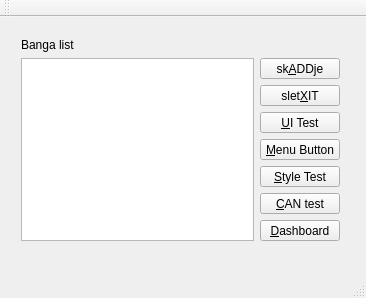
First picture: the form in Lola/Lola/TUIcomotive.ui, repository Petzep/EM-04, before the edit.
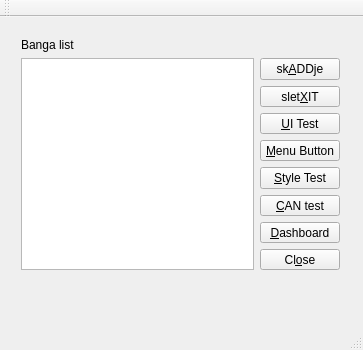
Second picture: the form after the edit.

```diff
--- a/Lola/Lola/TUIcomotive.ui
+++ b/Lola/Lola/TUIcomotive.ui
@@ -6,8 +6,8 @@
    <rect>
     <x>0</x>
     <y>0</y>
-    <width>366</width>
-    <height>298</height>
+    <width>363</width>
+    <height>350</height>
    </rect>
   </property>
   <property name="contextMenuPolicy">
@@ -23,7 +23,7 @@
       <x>10</x>
       <y>10</y>
       <width>341</width>
-      <height>245</height>
+      <height>274</height>
      </rect>
     </property>
     <layout class="QGridLayout" name="gridLayout">
@@ -92,6 +92,13 @@
          </property>
         </widget>
        </item>
+       <item>
+        <widget class="QPushButton" name="closeButton">
+         <property name="text">
+          <string>Cl&amp;ose</string>
+         </property>
+        </widget>
+       </item>
        <item>
         <spacer name="verticalSpacer">
          <property name="orientation">
```
Left out of the diff: 2 changed lines with no effect on the pictures.
